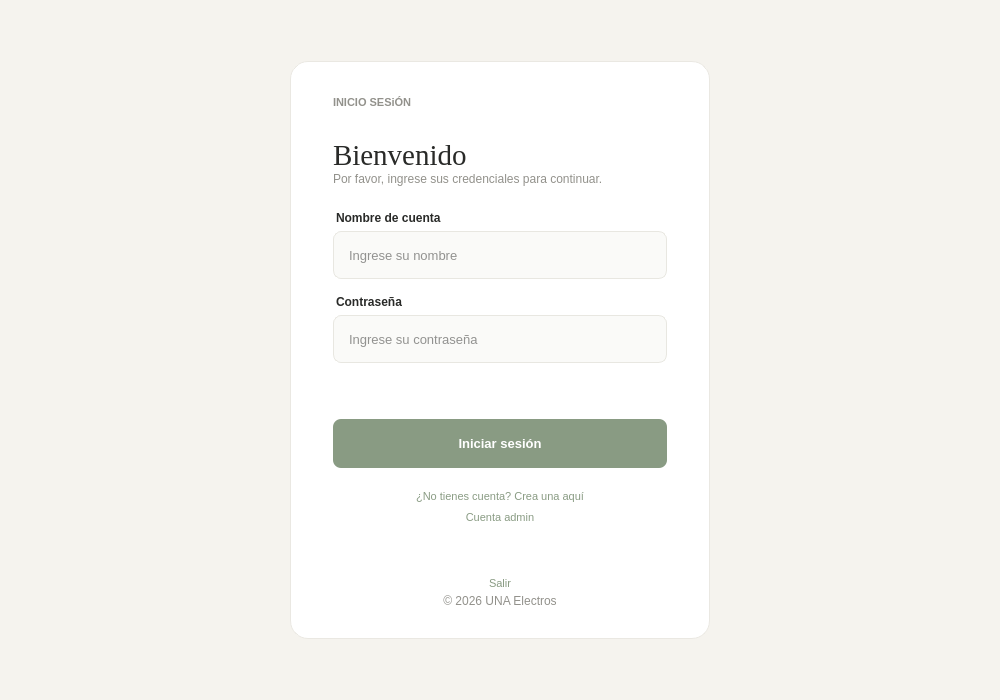
The window that proyecto progra/inicio.ui (AntonyEduardoAguirre/proyectoprogramacion2) describes before a commit, drawn with Qt 5.
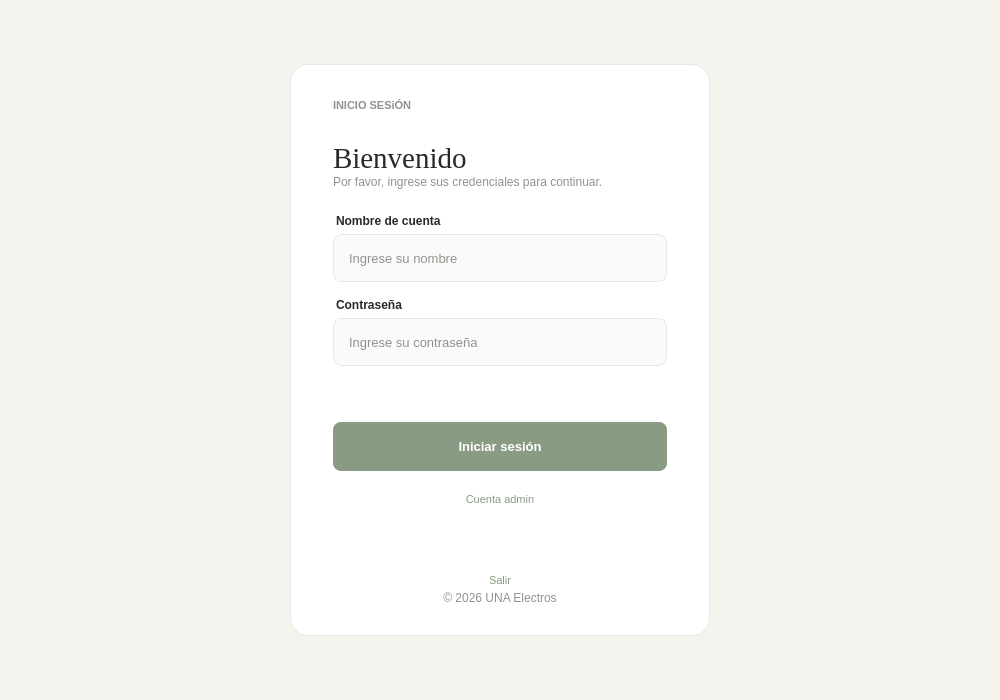
The same window after the commit.

Diff of the .ui file:
```diff
--- a/proyecto progra/inicio.ui
+++ b/proyecto progra/inicio.ui
@@ -366,16 +366,6 @@
            </property>
           </spacer>
          </item>
-         <item>
-          <widget class="QPushButton" name="btnRegistrarse">
-           <property name="text">
-            <string>¿No tienes cuenta? Crea una aquí</string>
-           </property>
-           <property name="flat">
-            <bool>true</bool>
-           </property>
-          </widget>
-         </item>
          <item>
           <widget class="QPushButton" name="btnCuentaAdmin">
            <property name="text">
```
